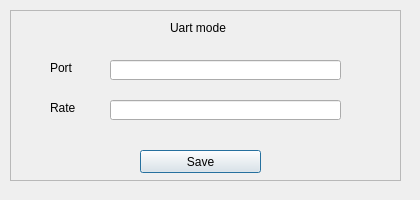
sujin16/PMASProject, file ui_Files/uartConnect.ui: the form before one commit.
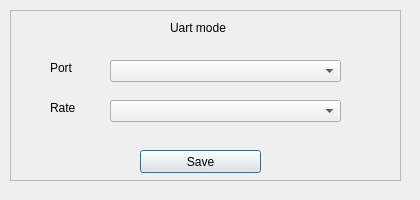
The form after the commit.

The edit to the form file:
```diff
--- a/ui_Files/uartConnect.ui
+++ b/ui_Files/uartConnect.ui
@@ -79,26 +79,6 @@
      <string>Save</string>
     </property>
    </widget>
-   <widget class="QLineEdit" name="port_lineEdit">
-    <property name="geometry">
-     <rect>
-      <x>100</x>
-      <y>50</y>
-      <width>231</width>
-      <height>20</height>
-     </rect>
-    </property>
-   </widget>
-   <widget class="QLineEdit" name="rate_lineEdit">
-    <property name="geometry">
-     <rect>
-      <x>100</x>
-      <y>90</y>
-      <width>231</width>
-      <height>20</height>
-     </rect>
-    </property>
-   </widget>
    <widget class="QLabel" name="rate_label">
     <property name="geometry">
      <rect>
@@ -112,6 +92,26 @@
      <string>Rate</string>
     </property>
    </widget>
+   <widget class="QComboBox" name="port_comboBox">
+    <property name="geometry">
+     <rect>
+      <x>100</x>
+      <y>50</y>
+      <width>231</width>
+      <height>22</height>
+     </rect>
+    </property>
+   </widget>
+   <widget class="QComboBox" name="rate_comboBox">
+    <property name="geometry">
+     <rect>
+      <x>100</x>
+      <y>90</y>
+      <width>231</width>
+      <height>22</height>
+     </rect>
+    </property>
+   </widget>
   </widget>
  </widget>
  <resources/>
```
